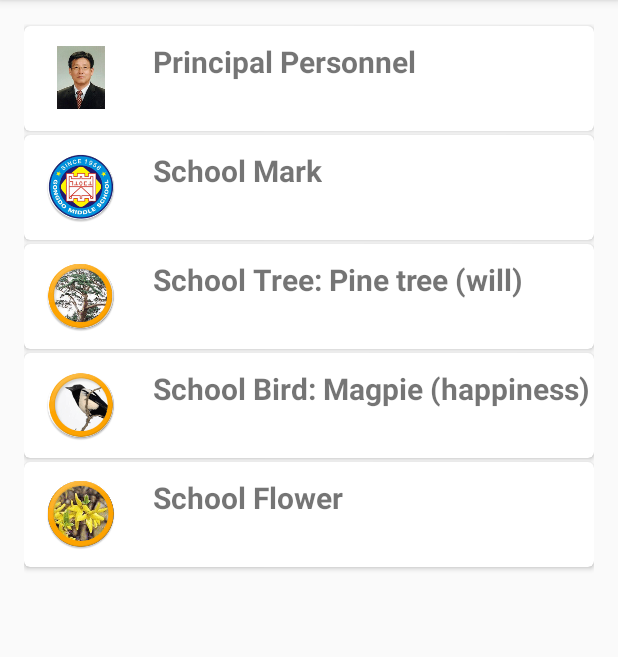
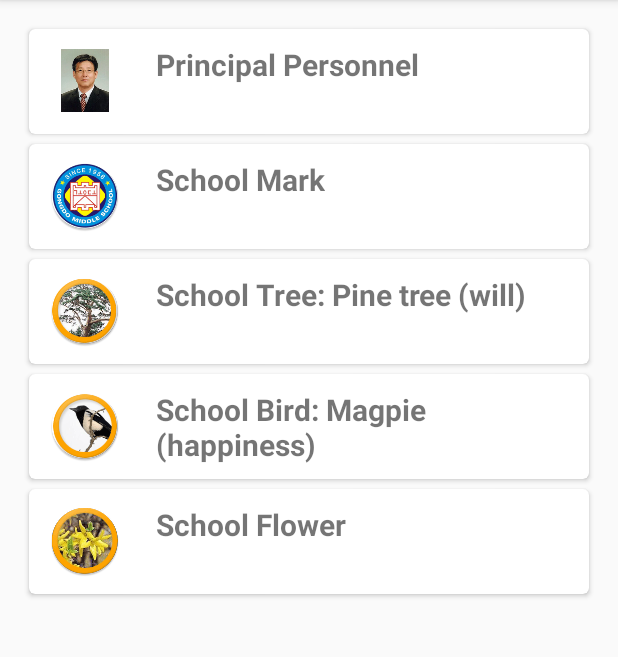
Before and after one commit to kongwoojin/GongdoMiddleSchoolApp, an Android app: the SchoolActivity screen opened directly, with no data from a screen before it, on a phone screen of 412 x 824 dp, the part 84-741 px from its top. Run offline under Robolectric (Android 15) with nearby library versions, the phone set to English and light mode, and no system bars.

Commit message:
1.1 Update

```diff
--- a/app/src/main/res/layout/activity_school.xml
+++ b/app/src/main/res/layout/activity_school.xml
@@ -16,8 +16,10 @@
         android:layout_width="match_parent"
         android:layout_height="wrap_content"
         card_view:cardCornerRadius="4dp"
-        android:layout_marginTop="1dp"
-        android:layout_marginBottom="1dp"
+        android:layout_marginTop="3dp"
+        android:layout_marginBottom="3dp"
+        android:layout_marginLeft="3dp"
+        android:layout_marginRight="3dp"
         android:onClick="principal"
         android:orientation="vertical">
 
@@ -67,8 +69,10 @@
         android:layout_width="match_parent"
         android:layout_height="wrap_content"
         card_view:cardCornerRadius="4dp"
-        android:layout_marginTop="1dp"
-        android:layout_marginBottom="1dp"
+        android:layout_marginTop="3dp"
+        android:layout_marginBottom="3dp"
+        android:layout_marginLeft="3dp"
+        android:layout_marginRight="3dp"
         android:onClick="mark"
         android:layout_below="@+id/principal"
         android:orientation="vertical">
@@ -119,8 +123,10 @@
         android:layout_width="match_parent"
         android:layout_height="wrap_content"
         card_view:cardCornerRadius="4dp"
-        android:layout_marginTop="1dp"
-        android:layout_marginBottom="1dp"
+        android:layout_marginTop="3dp"
+        android:layout_marginBottom="3dp"
+        android:layout_marginLeft="3dp"
+        android:layout_marginRight="3dp"
         android:onClick="tree"
         android:layout_below="@+id/card_view"
         android:orientation="vertical">
@@ -171,8 +177,10 @@
         android:layout_width="match_parent"
         android:layout_height="wrap_content"
         card_view:cardCornerRadius="4dp"
-        android:layout_marginTop="1dp"
-        android:layout_marginBottom="1dp"
+        android:layout_marginTop="3dp"
+        android:layout_marginBottom="3dp"
+        android:layout_marginLeft="3dp"
+        android:layout_marginRight="3dp"
         android:onClick="bird"
         android:layout_below="@+id/card_view1"
         android:orientation="vertical">
@@ -223,8 +231,10 @@
         android:layout_width="match_parent"
         android:layout_height="wrap_content"
         card_view:cardCornerRadius="4dp"
-        android:layout_marginTop="1dp"
-        android:layout_marginBottom="1dp"
+        android:layout_marginTop="3dp"
+        android:layout_marginBottom="3dp"
+        android:layout_marginLeft="3dp"
+        android:layout_marginRight="3dp"
         android:onClick="flower"
         android:layout_below="@+id/card_view2"
         android:orientation="vertical">
--- a/app/src/main/res/layout/itemstyle.xml
+++ b/app/src/main/res/layout/itemstyle.xml
@@ -20,6 +20,10 @@
             android:layout_gravity="center"
             android:layout_width="match_parent"
             android:layout_height="wrap_content"
+            android:layout_marginTop="3dp"
+            android:layout_marginBottom="3dp"
+            android:layout_marginLeft="3dp"
+            android:layout_marginRight="3dp"
             card_view:cardCornerRadius="4dp"
             android:layout_centerVertical="true"
             android:layout_alignParentRight="true"
```
Also changed, not shown: app/src/main/res/layout/activity_map.xml (+13 -5 lines), app/src/main/res/layout/content_rule.xml (+0 -23 lines).
